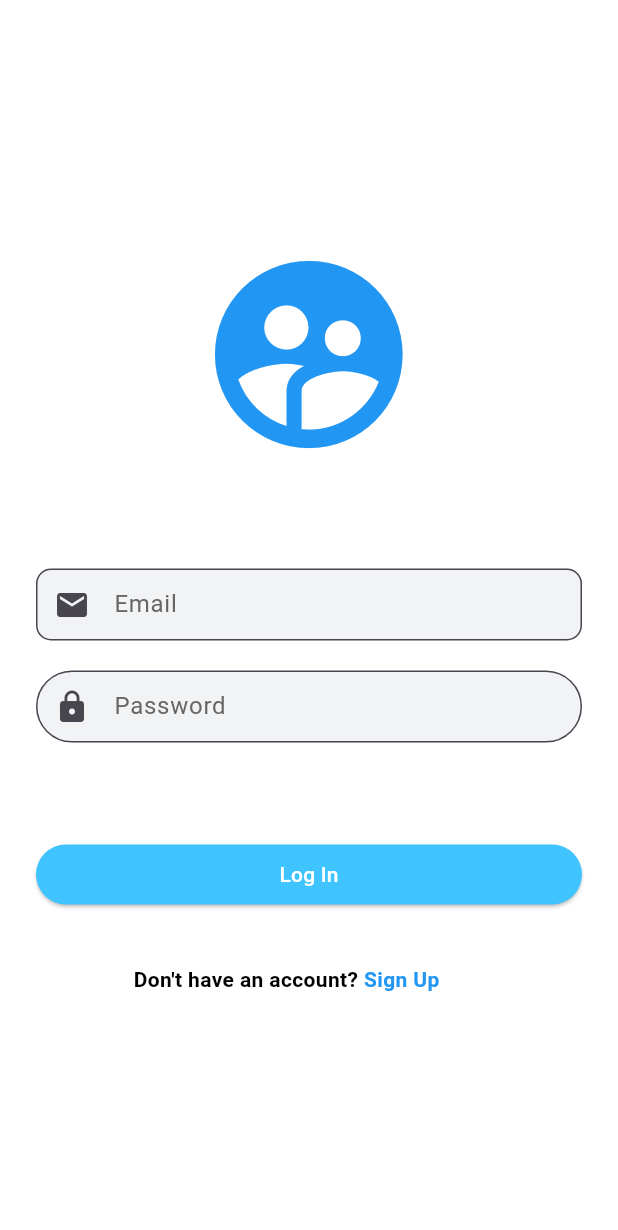
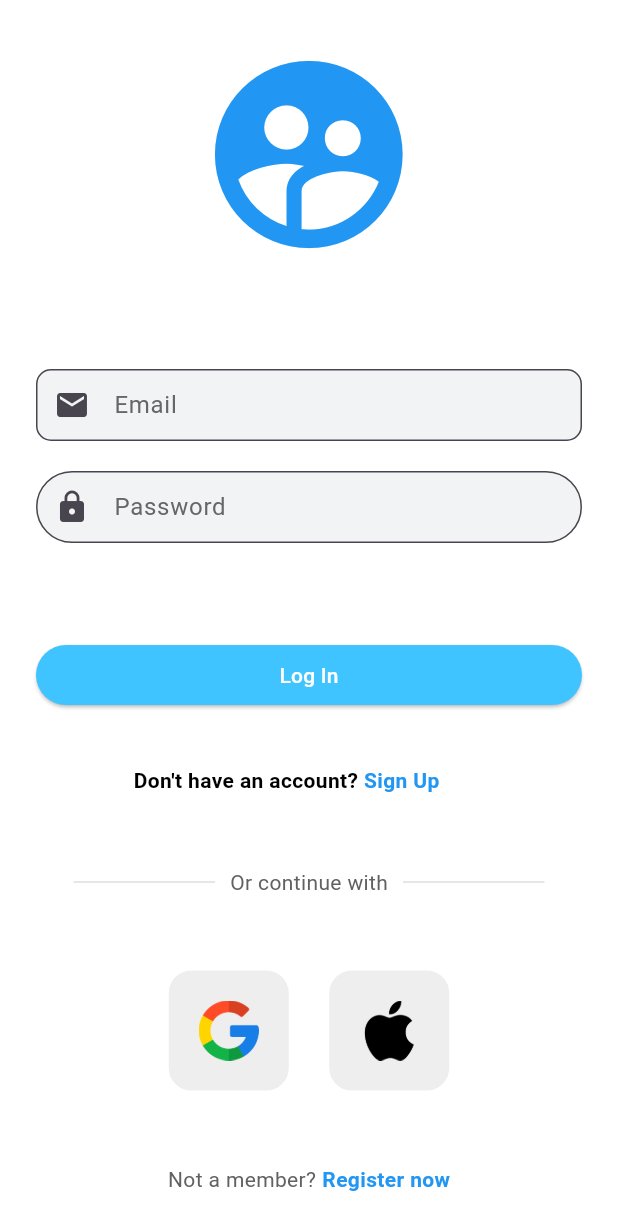
Before and after one commit to lassadMbt/pfeProject, a Flutter app: the screen it shows after launch, on a phone screen of 412 x 824 dp. Shown: the top 1230 px of the screen. Run offline on Flutter 3.47's test engine with Material 3 defaults, Android fonts, the phone set to English and light mode, and no system bars; our stand-ins replace equatable, flutter_bloc, shared_preferences.

Commit message:
second commit

```diff
--- a/front/lib/blocs/auth_events.dart
+++ b/front/lib/blocs/auth_events.dart
@@ -3,7 +3,6 @@ import 'package:equatable/equatable.dart';
 
 class AuthEvents extends Equatable{
   @override
-  // TODO: implement props
   List<Object?> get props => [];
 }
 
@@ -12,6 +11,7 @@ class StartEvent extends AuthEvents{}
 class LoginButtonPressed extends AuthEvents{
   final String email;
   final String password;
+
   LoginButtonPressed({required this.email, required this.password});
    @override
   List<Object?> get props => [email, password];
@@ -23,6 +23,7 @@ class SignUpButtonPressed extends AuthEvents {
   final String email;
   final String password;
   final int type;
+
   SignUpButtonPressed(
       {required this.name,
       required this.email,
--- a/front/lib/blocs/auth_state.dart
+++ b/front/lib/blocs/auth_state.dart
@@ -3,7 +3,6 @@ import 'package:equatable/equatable.dart';
 
 class AuthState extends Equatable{
   @override
-  // TODO: implement props
   List<Object?> get props => [];
 
 }
--- /dev/null
+++ b/front/lib/components/square_tile.dart
@@ -0,0 +1,20 @@
+import 'package:flutter/material.dart';
+
+class SquareTile extends StatelessWidget {
+  final String imagePath;
+  const SquareTile({super.key, required this.imagePath});
+
+  @override
+  Widget build(BuildContext context) {
+    return Container(
+      padding: const EdgeInsets.all(20),
+      decoration: BoxDecoration(
+        border: Border.all(color: Colors.white),
+        borderRadius: BorderRadius.circular(16),
+        color: Colors.grey[200]),
+      child: Image.asset(
+        imagePath,
+        height: 40,),
+    );
+  }
+}
--- a/front/lib/main.dart
+++ b/front/lib/main.dart
@@ -13,18 +13,20 @@ void main() => runApp(Auth());
 
 class Auth extends StatelessWidget {
   @override
-  Widget build(BuildContext context){
+  Widget build(BuildContext context) {
     return MultiBlocProvider(
       providers: [
-        BlocProvider(create: (context) => AuthBloc(LoginInitState(), AuthRepository()),),
+        BlocProvider<AuthBloc>(
+          create: (context) => AuthBloc(LoginInitState(), AuthRepository()),
+        ),
       ],
       child: MaterialApp(
         debugShowCheckedModeBanner: false,
         initialRoute: '/',
-        routes : {
-          '/' : (context) => LoginUi(),
-          '/contacts' : (context) => Contact(),
-          '/AddContacts' : (context) => AddContacts(),
+        routes: {
+          '/': (context) => const LoginUi(),
+          '/contacts': (context) => Contact(),
+          '/AddContacts': (context) => AddContacts(),
         },
       ),
     );
--- a/front/lib/ui/LoginUi.dart
+++ b/front/lib/ui/LoginUi.dart
@@ -1,13 +1,17 @@
 // lib/ui/LoginUi.dart
 
+// import 'package:flutter/gestures.dart';
 import 'package:flutter/material.dart';
 import 'package:flutter_bloc/flutter_bloc.dart';
 import 'package:front/blocs/auth_bloc.dart';
 import 'package:front/blocs/auth_events.dart';
 import 'package:front/blocs/auth_state.dart';
+import 'package:front/components/square_tile.dart';
 import 'package:front/ui/SignUpUi.dart';
 
 class LoginUi extends StatelessWidget {
+  const LoginUi({super.key});
+
   @override
   Widget build(BuildContext context) {
     return Scaffold(
@@ -87,16 +91,16 @@ class __UserLoginState extends State<_UserLoginState> {
         style: ElevatedButton.styleFrom(
           shape: RoundedRectangleBorder(
             borderRadius: BorderRadius.circular(24),
-          ),
-          primary: Colors.lightBlueAccent,
+          ), backgroundColor: Colors.lightBlueAccent,
         ),
         onPressed: () {
-          authBloc.add(LoginButtonPressed(email: email.text, password: password.text));
+          authBloc.add(
+              LoginButtonPressed(email: email.text, password: password.text));
         },
         child: const Text('Log In', style: TextStyle(color: Colors.white)),
       ),
     );
-     // Add this part for the sign-up link
+    // Add this part for the sign-up link
     final signUpLink = Padding(
       padding: const EdgeInsets.fromLTRB(65, 20, 0, 0),
       child: Row(
@@ -112,7 +116,9 @@ class __UserLoginState extends State<_UserLoginState> {
             onTap: () {
               Navigator.push(
                 context,
-                MaterialPageRoute(builder: (context) => SignUpPage()), // Navigate to SignUpPage
+                MaterialPageRoute(
+                    builder: (context) =>
+                        const SignUpPage()), // Navigate to SignUpPage
               );
             },
             child: const Text(
@@ -125,6 +131,69 @@ class __UserLoginState extends State<_UserLoginState> {
           )
         ],
       ),
+    );
+    // or conttinu with
+    final continueWith = Padding(
+      padding: const EdgeInsets.symmetric(horizontal: 25.0),
+      child: Row(
+        children: [
+          Expanded(
+            child: Divider(
+              thickness: 0.5,
+              color: Colors.grey[400],
+            ),
+          ),
+          Padding(
+            padding: const EdgeInsets.symmetric(horizontal: 10.0),
+            child: Text(
+              'Or continue with',
+              style: TextStyle(color: Colors.grey[700]),
+            ),
+          ),
+          Expanded(
+            child: Divider(
+              thickness: 0.5,
+              color: Colors.grey[400],
+            ),
+          ),
+        ],
+      ),
+    );
+    // google + apple sign in buttons
+    const Images = Row(
+      mainAxisAlignment: MainAxisAlignment.center,
+      children: [
+        //google button
+        SquareTile(imagePath: 'lib/assets/google.png'),
+
+        SizedBox(
+          width: 25,
+        ),
+
+        // Apple button
+        SquareTile(
+          imagePath: 'lib/assets/apple.png',
+        )
+      ],
+    );
+
+    //not a member? register now
+
+    final RegisterNow = Row(
+      mainAxisAlignment: MainAxisAlignment.center,
+      children: [
+        Text(
+          'Not a member?',
+          style: TextStyle(color: Colors.grey[700]),
+        ),
+        const SizedBox(
+          width: 4,
+        ),
+        const Text(
+          'Register now',
+          style: TextStyle(color: Colors.blue, fontWeight: FontWeight.bold),
+        )
+      ],
     );
 
     return Scaffold(
@@ -152,6 +221,12 @@ class __UserLoginState extends State<_UserLoginState> {
               const SizedBox(height: 48.0),
               loginButton,
               signUpLink, // Add the sign-up link here
+              const SizedBox(height: 48.0),
+              continueWith,
+              const SizedBox(height: 48.0),
+              Images,
+              const SizedBox(height: 48.0),
+              RegisterNow,
             ],
           ),
         ),
--- a/front/pubspec.yaml
+++ b/front/pubspec.yaml
@@ -39,6 +39,7 @@ dependencies:
   flutter_bloc: ^8.1.4
   shared_preferences: ^2.2.2
   equatable: ^2.0.5
+  google_sign_in: ^6.2.1
 
 dev_dependencies:
   flutter_test:
@@ -63,8 +64,8 @@ flutter:
   uses-material-design: true
 
   # To add assets to your application, add an assets section, like this:
-  # assets:
-  #   - images/a_dot_burr.jpeg
+  assets:
+    - lib/assets/
   #   - images/a_dot_ham.jpeg
 
   # An image asset can refer to one or more resolution-specific "variants", see
```
Also changed, not shown: front/lib/blocs/auth_bloc.dart (+42 -33 lines), front/lib/repository/auth_repo.dart (+39 -24 lines), front/lib/ui/SignUpUi.dart (+17 -7 lines), front/lib/assets/apple.png (added), front/lib/assets/google.png (added), front/pubspec.lock, 8 other files.
